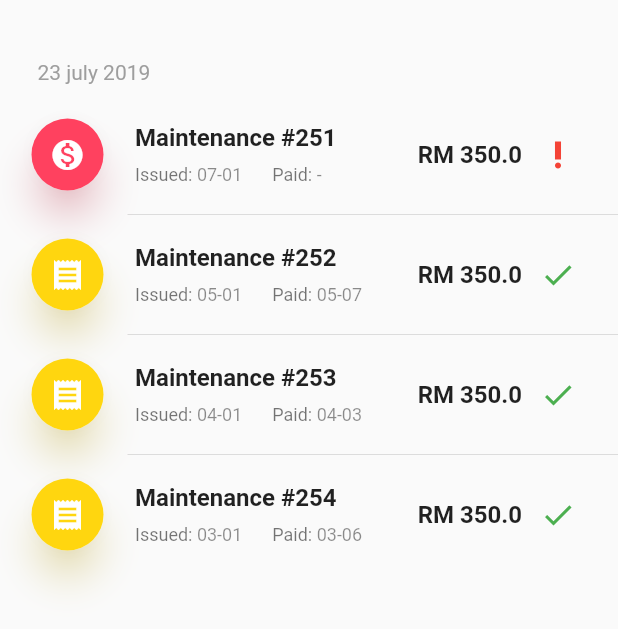
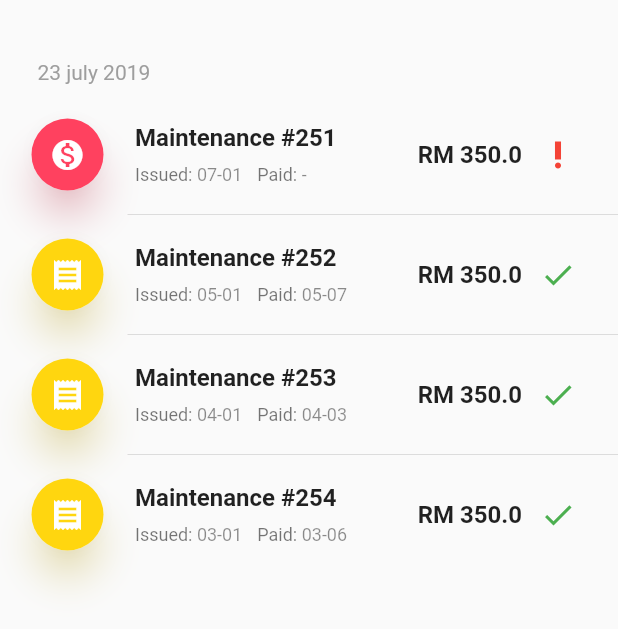
Before and after one commit to ChinKX/tenant_management_app-maintenancecontractorview, a Flutter app: the screen it shows after launch, after a tap on "Maintenance Payment Status", on a phone screen of 412 x 824 dp. Shown: the top 629 px of the screen. Run offline on Flutter 3.47's test engine with Material 2 defaults, Android fonts, the phone set to English and light mode, and no system bars; our stand-ins replace font_awesome_flutter; project files that could hold a hidden picture were left out.

Commit message:
Fixed overflow

```diff
--- a/lib/app_screens/home.dart
+++ b/lib/app_screens/home.dart
@@ -110,7 +110,7 @@ class _HomeState extends State<Home> {
                           style: TextStyle(
                               color: Colors.black,
                               fontWeight: FontWeight.w700,
-                              fontSize: 23.0)),
+                              fontSize: 21.0)),
                     ]),
               ),
               onTap: () => Navigator.of(context)
@@ -136,7 +136,7 @@ class _HomeState extends State<Home> {
                           style: TextStyle(
                               color: Colors.black,
                               fontWeight: FontWeight.w700,
-                              fontSize: 23.0)),
+                              fontSize: 21.0)),
                     ]),
               ),
               onTap: () => Navigator.of(context).push(MaterialPageRoute(builder: (_) => LandlordMaintenanceRequest()))
--- a/lib/widgets/payment_card.dart
+++ b/lib/widgets/payment_card.dart
@@ -81,7 +81,7 @@ class _PaymentCardWidgetState extends State<PaymentCardWidget> {
                   style: TextStyle(
                       inherit: true, fontSize: 12.0, color: Colors.black45)),
               SizedBox(
-                width: 20,
+                width: 10,
               ),
               Text('Paid: '),
               Text("${widget.payment.paidDate == '' ? "-" : widget.payment.paidDate}",
```
